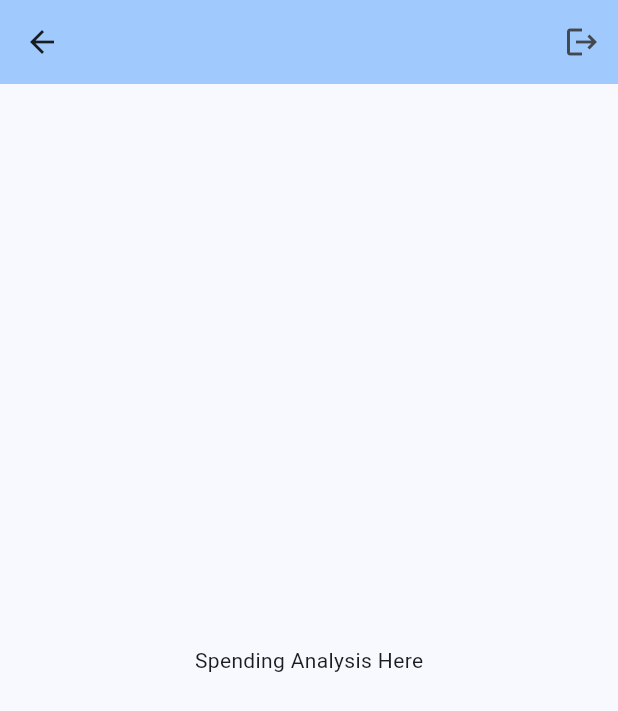
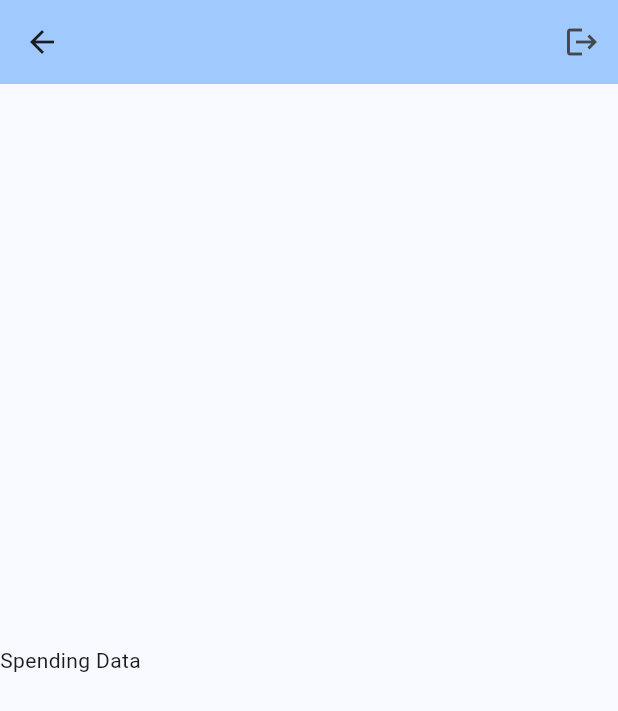
Before and after one commit to SP26GroupAGJ/SP26RedBudgetApp, a Flutter app: the SpendingPage screen opened by its route, on a phone screen of 412 x 824 dp. Shown: the top 711 px of the screen. Run offline on Flutter 3.47's test engine with Material 3 defaults, Android fonts, the phone set to English and light mode, and no system bars.

```diff
--- a/budget_app/lib/spending_page.dart
+++ b/budget_app/lib/spending_page.dart
@@ -1,3 +1,5 @@
+import 'package:budget_app/transcation_card.dart';
+import 'package:flutter/foundation.dart';
 import 'package:flutter/material.dart';
 
 class SpendingPage extends StatelessWidget {
@@ -19,8 +21,22 @@ class SpendingPage extends StatelessWidget {
         children: <Widget>[
           Align(
             alignment: Alignment.center,
-            child: const Text(
-              'Spending Analysis Here',
+            child: Row(
+              children: [
+                Text('Spending Data'),
+                /*
+                ListView.builder(
+                  itemCount: 10,
+                  itemBuilder: (context, index) {
+                    return TransactionCard(
+                      alignment: Alignment.centerRight,
+                      amount: 10.99,
+                      date: DateTime.now(),
+                      category: 'Groceries');
+                  },
+                )
+                */
+              ],
             ),
           ),
           Text(
```
Also changed, not shown: budget_app/lib/transaction_card.dart (added, +35 -0 lines), budget_app/lib/transaction_card_entity.dart (added, +13 -0 lines).
